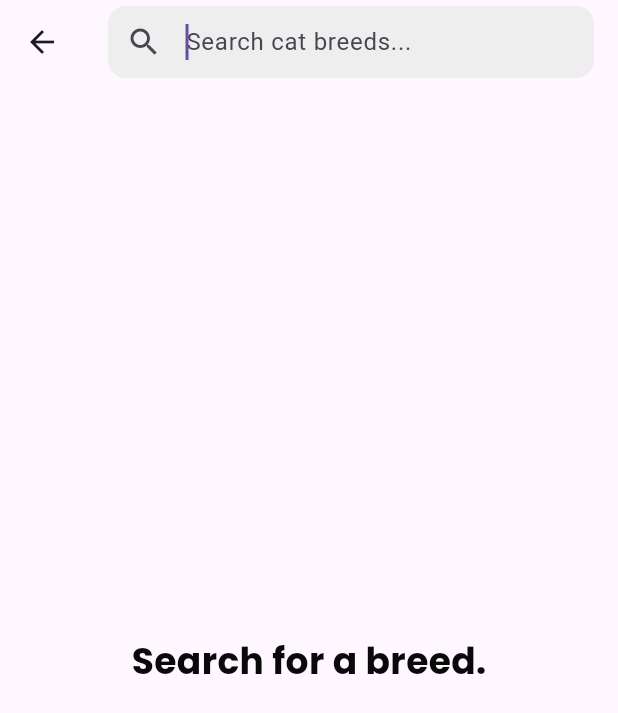
After one commit to fatima304/PetFinderApp, a Flutter app: the SearchScreen screen opened by its route, on a phone screen of 412 x 824 dp. The commit adds this screen. Shown: the top 713 px of the screen. Run offline on Flutter 3.47's test engine with Material 3 defaults, Android fonts, the phone set to English and light mode, and no system bars; our stand-ins replace dio, flutter_bloc, flutter_svg, get_it, pretty_dio_logger, retrofit; generated files the repository leaves out were written again.

Commit message:
Search Feature is done

```diff
--- a/lib/core/routes/app_routing.dart
+++ b/lib/core/routes/app_routing.dart
@@ -1,10 +1,15 @@
 import 'package:flutter/material.dart';
+import 'package:flutter_bloc/flutter_bloc.dart';
+import 'package:pet_finder_app/core/di/dependency_injection.dart';
 import 'package:pet_finder_app/core/routes/routes.dart';
 import 'package:pet_finder_app/core/widgets/bottom_navbar.dart';
 import 'package:pet_finder_app/features/details/presentation/screens/details_screen.dart';
 import 'package:pet_finder_app/features/favourite/presentation/screens/fav_screen.dart';
 import 'package:pet_finder_app/features/home/data/models/cat/cat_model_new.dart';
+import 'package:pet_finder_app/features/home/data/repository/cat_repository.dart';
+import 'package:pet_finder_app/features/home/presentation/manager/search/search_cubit.dart';
 import 'package:pet_finder_app/features/home/presentation/screens/home_screen.dart';
+import 'package:pet_finder_app/features/home/presentation/screens/search_screen.dart';
 import 'package:pet_finder_app/features/onboarding/presentation/screens/onboarding_screen.dart';
 import 'package:pet_finder_app/features/splash/presentation/screens/splash_screen.dart';
 
@@ -22,10 +27,18 @@ class AppRouting {
       case Routes.detailsScreen:
         final model = routesSettings.arguments as CatModelNew;
 
-        return MaterialPageRoute(builder: (_) => DetailsScreen(catModelNew: model,));
+        return MaterialPageRoute(
+          builder: (_) => DetailsScreen(catModelNew: model),
+        );
       case Routes.favScreen:
         return MaterialPageRoute(builder: (_) => FavScreen());
-
+      case Routes.searchScreen:
+        return MaterialPageRoute(
+          builder: (_) => BlocProvider(
+            create: (_) => SearchCubit(getIt<CatRepository>()),
+            child: SearchScreen(),
+          ),
+        );
     }
     return null;
   }
--- a/lib/core/routes/routes.dart
+++ b/lib/core/routes/routes.dart
@@ -5,5 +5,5 @@ class Routes {
   static const String homeScreen = "/homeScreen";
   static const String detailsScreen = "/detailsScreen";
   static const String favScreen = "/favScreen";
-  static const String searchResultsScreen = "/searchResultsScreen";
+  static const String searchScreen = "/searchScreen";
 }
--- a/lib/features/home/data/models/search/search_image_model.dart
+++ b/lib/features/home/data/models/search/search_image_model.dart
@@ -1,22 +1,20 @@
+// lib/features/home/data/models/search/search_image_model.dart
 import 'package:json_annotation/json_annotation.dart';
-import 'package:pet_finder_app/features/home/data/models/cat/cat_model_new.dart';
 
 part 'search_image_model.g.dart';
 
 @JsonSerializable()
 class SearchImageModel {
-  final String? id;
-  final String? url;
+  final String id;
+  final String url;
   final int? width;
   final int? height;
-  final CatModelNew? breeds;
 
   SearchImageModel({
-    this.id,
-    this.url,
+    required this.id,
+    required this.url,
     this.width,
     this.height,
-    this.breeds,
   });
 
   factory SearchImageModel.fromJson(Map<String, dynamic> json) =>
--- a/lib/features/home/data/network/cat_api_service.dart
+++ b/lib/features/home/data/network/cat_api_service.dart
@@ -13,6 +13,9 @@ abstract class CatApiService {
   @GET('${ApiConstants.breedsUrl}?api_key=${ApiConstants.apiKey}')
   Future<List<CatModelNew>> getCatBreeds();
 
-  @GET('/images/search?breed_ids={breedId}&api_key=${ApiConstants.apiKey}')
-  Future<List<SearchImageModel>> searchCatImages(@Path('breedId') String breedId);
+   @GET('/images/search')
+  Future<List<SearchImageModel>> searchBreedImage(
+    @Query('breed_ids') String breedId,
+  );
+
 }
--- a/lib/features/home/data/repository/cat_repository.dart
+++ b/lib/features/home/data/repository/cat_repository.dart
@@ -1,7 +1,9 @@
+import 'package:pet_finder_app/features/home/data/models/search/search_image_model.dart';
+
 import '../models/cat/cat_model_new.dart';
-import '../models/search/search_image_model.dart';
 
 abstract class CatRepository {
   Future<List<CatModelNew>> getCatBreeds();
-  Future<List<SearchImageModel>> searchCatImages(String breedId);
+    Future<SearchImageModel?> searchBreedByName(String breedName);
+
 }
--- a/lib/features/home/data/repository/cat_repository_impl.dart
+++ b/lib/features/home/data/repository/cat_repository_impl.dart
@@ -1,6 +1,7 @@
 import 'dart:developer';
+import 'package:pet_finder_app/features/home/data/models/search/search_image_model.dart';
+
 import '../models/cat/cat_model_new.dart';
-import '../models/search/search_image_model.dart';
 import '../network/cat_api_service.dart';
 import 'cat_repository.dart';
 
@@ -22,16 +23,23 @@ class CatRepositoryImpl implements CatRepository {
     }
   }
 
-  @override
-  Future<List<SearchImageModel>> searchCatImages(String breedId) async {
+ @override
+  Future<SearchImageModel?> searchBreedByName(String breedName) async {
     try {
-      log('CatRepositoryImpl: Searching images for breed ID: $breedId');
-      final response = await _catApiService.searchCatImages(breedId);
-      log('CatRepositoryImpl: Received ${response.length} search results');
-      return response;
+      final breeds = await _catApiService.getCatBreeds();
+      final breed = breeds.firstWhere(
+        (b) => b.name!.toLowerCase() == breedName.toLowerCase(),
+        orElse: () => CatModelNew(),
+      );
+
+      if (breed.id == null) return null;
+
+      final images = await _catApiService.searchBreedImage(breed.id!);
+      return images.isNotEmpty ? images.first : null;
     } catch (e) {
-      log('CatRepositoryImpl: Error in search API call: $e');
+      log('CatRepositoryImpl: Error searching breed: $e');
       rethrow;
     }
   }
+
 }
--- /dev/null
+++ b/lib/features/home/presentation/manager/search/search_cubit.dart
@@ -0,0 +1,31 @@
+// lib/features/home/presentation/manager/search/search_cubit.dart
+import 'package:flutter_bloc/flutter_bloc.dart';
+import '../../../data/models/search/search_image_model.dart';
+import '../../../data/repository/cat_repository.dart';
+
+part 'search_state.dart';
+
+class SearchCubit extends Cubit<SearchState> {
+  final CatRepository _catRepository;
+
+  SearchCubit(this._catRepository) : super(SearchInitial());
+
+  Future<void> searchBreed(String query) async {
+    if (query.trim().isEmpty) {
+      emit(SearchEmpty());
+      return;
+    }
+
+    emit(SearchLoading());
+    try {
+      final result = await _catRepository.searchBreedByName(query);
+      if (result != null) {
+        emit(SearchSuccess(result));
+      } else {
+        emit(SearchNotFound());
+      }
+    } catch (e) {
+      emit(SearchFailure(e.toString()));
+    }
+  }
+}
--- /dev/null
+++ b/lib/features/home/presentation/manager/search/search_state.dart
@@ -0,0 +1,22 @@
+// lib/features/home/presentation/manager/search/search_state.dart
+part of 'search_cubit.dart';
+
+abstract class SearchState {}
+
+class SearchInitial extends SearchState {}
+
+class SearchLoading extends SearchState {}
+
+class SearchSuccess extends SearchState {
+  final SearchImageModel result;
+  SearchSuccess(this.result);
+}
+
+class SearchNotFound extends SearchState {}
+
+class SearchEmpty extends SearchState {}
+
+class SearchFailure extends SearchState {
+  final String error;
+  SearchFailure(this.error);
+}
--- a/lib/features/home/presentation/screens/home_screen.dart
+++ b/lib/features/home/presentation/screens/home_screen.dart
@@ -5,7 +5,6 @@ import 'package:pet_finder_app/features/favourite/presentation/manager/favourite
 import 'package:pet_finder_app/features/home/presentation/manager/cubit/cat_cubit.dart';
 import 'package:pet_finder_app/features/home/presentation/widgets/home_header.dart';
 import 'package:pet_finder_app/features/home/presentation/widgets/item_listview.dart';
-import 'package:pet_finder_app/features/home/presentation/widgets/search_field.dart';
 
 class HomeScreen extends StatefulWidget {
   const HomeScreen({super.key});
--- /dev/null
+++ b/lib/features/home/presentation/screens/search_screen.dart
@@ -0,0 +1,64 @@
+import 'package:flutter/material.dart';
+import 'package:flutter_bloc/flutter_bloc.dart';
+import 'package:pet_finder_app/core/theme/app_text_style.dart';
+import '../manager/search/search_cubit.dart';
+import '../widgets/search_field.dart';
+
+class SearchScreen extends StatelessWidget {
+  final TextEditingController controller = TextEditingController();
+
+  SearchScreen({super.key});
+
+  @override
+  Widget build(BuildContext context) {
+    return Scaffold(
+      appBar: AppBar(
+        title: SearchTextField(
+          controller: controller,
+          onSubmitted: (value) {
+            context.read<SearchCubit>().searchBreed(value);
+          },
+          isClickable: false,
+        ),
+      ),
+      body: BlocBuilder<SearchCubit, SearchState>(
+        builder: (context, state) {
+          if (state is SearchLoading) {
+            return const Center(child: CircularProgressIndicator());
+          } else if (state is SearchSuccess) {
+            return Column(
+              children: [Image.network(state.result.url, height: 300)],
+            );
+          } else if (state is SearchNotFound) {
+            return Center(
+              child: Text(
+                'No breed found.',
+                style: AppTextStyle.font24BlackBold,
+              ),
+            );
+          } else if (state is SearchEmpty) {
+            return Center(
+              child: Text(
+                'Please enter a breed name.',
+                style: AppTextStyle.font24BlackBold,
+              ),
+            );
+          } else if (state is SearchFailure) {
+            return Center(
+              child: Text(
+                'Error in Search: ${state.error}',
+                style: AppTextStyle.font24BlackBold,
+              ),
+            );
+          }
+          return Center(
+            child: Text(
+              'Search for a breed.',
+              style: AppTextStyle.font24BlackBold,
+            ),
+          );
+        },
+      ),
+    );
+  }
+}
--- a/lib/features/home/presentation/widgets/home_header.dart
+++ b/lib/features/home/presentation/widgets/home_header.dart
@@ -29,7 +29,7 @@ class _HomeHeaderState extends State<HomeHeader> {
       children: [
         Text('Find Your Forever Pet', style: AppTextStyle.font24BlackBold),
         const SizedBox(height: 20),
-        const SearchTextField(),
+        const SearchTextField(isClickable: true,),
         const SizedBox(height: 12),
         CustomTabBar(
           tabs: tabs,
--- a/lib/features/home/presentation/widgets/search_field.dart
+++ b/lib/features/home/presentation/widgets/search_field.dart
@@ -1,37 +1,53 @@
 import 'package:flutter/material.dart';
-import 'package:pet_finder_app/core/helper/app_icon.dart';
-import 'package:pet_finder_app/core/theme/app_color.dart';
-import 'package:pet_finder_app/core/theme/app_text_style.dart';
+import 'package:pet_finder_app/core/routes/routes.dart';
 
-class SearchTextField extends StatefulWidget {
-  const SearchTextField({super.key});
+class SearchTextField extends StatelessWidget {
+  final TextEditingController? controller;
+  final ValueChanged<String>? onSubmitted;
+  final bool isClickable;
 
-  @override
-  State<SearchTextField> createState() => _SearchTextFieldState();
-}
-
-class _SearchTextFieldState extends State<SearchTextField> {
+  const SearchTextField({
+    super.key,
+    this.controller,
+    this.onSubmitted,
+    this.isClickable = false,
+  });
 
   @override
   Widget build(BuildContext context) {
+    if (isClickable) {
+      return GestureDetector(
+        onTap: () {
+          Navigator.pushNamed(context, Routes.searchScreen);
+        },
+        child: AbsorbPointer(
+          child: _buildTextField(context),
+        ),
+      );
+    } else {
+       return _buildTextField(context);
+    }
+  }
+
+  Widget _buildTextField(BuildContext context) {
     return TextField(
+      controller: controller,
+      autofocus: !isClickable,
       decoration: InputDecoration(
         contentPadding: const EdgeInsets.symmetric(
           horizontal: 16,
           vertical: 10,
         ),
         hintText: 'Search cat breeds...',
-        hintStyle: AppTextStyle.font16DarkGreyRegular,
-        prefixIcon: Image.asset(AppICons.search),
-
+        prefixIcon: const Icon(Icons.search),
         filled: true,
-        fillColor: AppColors.lightGrey,
+        fillColor: Colors.grey.shade200,
         border: OutlineInputBorder(
           borderRadius: BorderRadius.circular(12),
           borderSide: BorderSide.none,
         ),
       ),
-
+      onSubmitted: onSubmitted,
     );
   }
 }
```
Also changed, not shown: lib/core/di/dependency_injection.dart (+7 -0 lines), lib/features/home/data/models/search/search_image_model.g.dart, lib/features/home/data/network/cat_api_service.g.dart.
